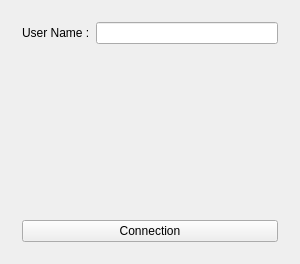
Above: widget.ui from Fourure/IRC_Client before the change. Below: the same form after it.
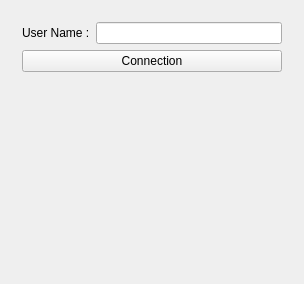
That is the form after the change.

What changed in the file:
```diff
--- a/widget.ui
+++ b/widget.ui
@@ -14,9 +14,6 @@
    <string>My_Msn</string>
   </property>
   <layout class="QVBoxLayout" name="verticalLayout">
-   <property name="sizeConstraint">
-    <enum>QLayout::SetFixedSize</enum>
-   </property>
    <item>
     <widget class="QStackedWidget" name="stackedWidget">
      <property name="currentIndex">
@@ -68,6 +65,13 @@
          </item>
         </layout>
        </item>
+       <item>
+        <widget class="QPushButton" name="pushButton_Connect">
+         <property name="text">
+          <string>Connection</string>
+         </property>
+        </widget>
+       </item>
        <item>
         <spacer name="verticalSpacer">
          <property name="orientation">
@@ -81,13 +85,6 @@
          </property>
         </spacer>
        </item>
-       <item>
-        <widget class="QPushButton" name="pushButton_Connect">
-         <property name="text">
-          <string>Connection</string>
-         </property>
-        </widget>
-       </item>
       </layout>
      </widget>
     </widget>
```
